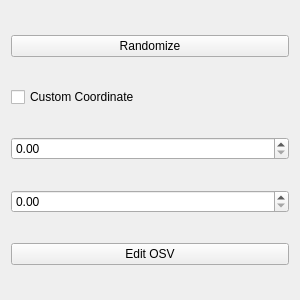
First picture: the form in settingswidget.ui, repository umdenes100/VisionSystemSim, before the edit.
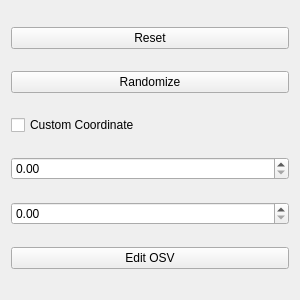
Second picture: the form after the edit.

Commit message: Added reset button

Diff of the .ui file:
```diff
--- a/settingswidget.ui
+++ b/settingswidget.ui
@@ -32,6 +32,13 @@
    <string>Form</string>
   </property>
   <layout class="QVBoxLayout" name="verticalLayout">
+   <item>
+    <widget class="QPushButton" name="ResetButton">
+     <property name="text">
+      <string>Reset</string>
+     </property>
+    </widget>
+   </item>
    <item>
     <widget class="QPushButton" name="RandomizeButton">
      <property name="text">
```
The commit also changes 8 other files.
